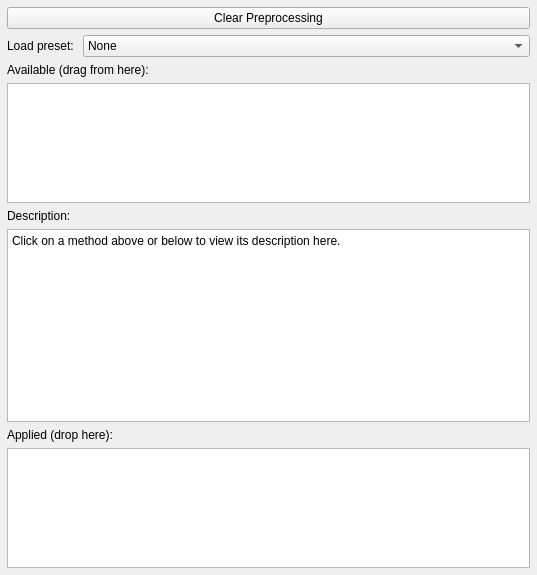
Old version of the form pyjibe/fd/tab_preprocess.ui in the repository AFM-analysis/PyJibe.
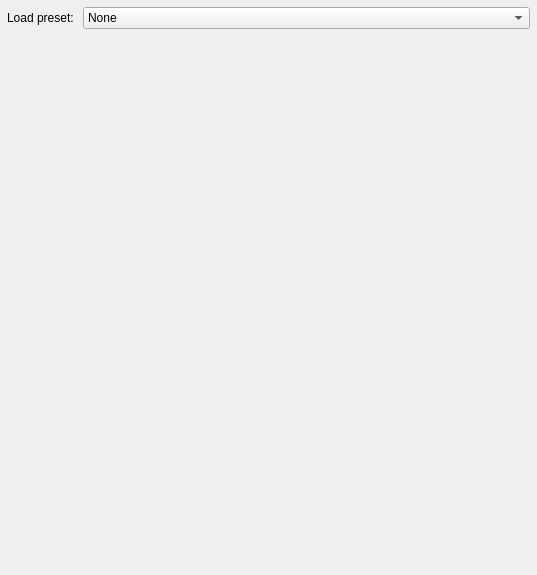
New version of the form.

Commit message: enh: simplify preprocessing

```diff
--- a/pyjibe/fd/tab_preprocess.ui
+++ b/pyjibe/fd/tab_preprocess.ui
@@ -65,13 +65,6 @@
        <property name="bottomMargin">
         <number>7</number>
        </property>
-       <item>
-        <widget class="QPushButton" name="btn_clear_preproc">
-         <property name="text">
-          <string>Clear Preprocessing</string>
-         </property>
-        </widget>
-       </item>
        <item>
         <layout class="QGridLayout" name="gridLayout">
          <property name="sizeConstraint">
@@ -108,111 +101,14 @@
         </layout>
        </item>
        <item>
-        <widget class="QLabel" name="label_9">
-         <property name="text">
-          <string>Available (drag from here):</string>
-         </property>
-        </widget>
-       </item>
-       <item>
-        <widget class="QListWidget" name="list_preproc_available">
+        <widget class="QWidget" name="widget_preproc_area" native="true">
          <property name="sizePolicy">
-          <sizepolicy hsizetype="Expanding" vsizetype="Minimum">
+          <sizepolicy hsizetype="Preferred" vsizetype="Expanding">
            <horstretch>0</horstretch>
            <verstretch>0</verstretch>
           </sizepolicy>
          </property>
-         <property name="minimumSize">
-          <size>
-           <width>0</width>
-           <height>75</height>
-          </size>
-         </property>
-         <property name="maximumSize">
-          <size>
-           <width>16777215</width>
-           <height>120</height>
-          </size>
-         </property>
-         <property name="dragEnabled">
-          <bool>true</bool>
-         </property>
-         <property name="dragDropMode">
-          <enum>QAbstractItemView::DragOnly</enum>
-         </property>
-        </widget>
-       </item>
-       <item>
-        <widget class="QLabel" name="label_8">
-         <property name="text">
-          <string>Description:</string>
-         </property>
-        </widget>
-       </item>
-       <item>
-        <widget class="QPlainTextEdit" name="text_preprocessing">
-         <property name="enabled">
-          <bool>true</bool>
-         </property>
-         <property name="sizePolicy">
-          <sizepolicy hsizetype="Expanding" vsizetype="Expanding">
-           <horstretch>0</horstretch>
-           <verstretch>0</verstretch>
-          </sizepolicy>
-         </property>
-         <property name="minimumSize">
-          <size>
-           <width>0</width>
-           <height>100</height>
-          </size>
-         </property>
-         <property name="maximumSize">
-          <size>
-           <width>16777215</width>
-           <height>900</height>
-          </size>
-         </property>
-         <property name="readOnly">
-          <bool>true</bool>
-         </property>
-         <property name="plainText">
-          <string>Click on a method above or below to view its description here.</string>
-         </property>
-        </widget>
-       </item>
-       <item>
-        <widget class="QLabel" name="label_10">
-         <property name="text">
-          <string>Applied (drop here):</string>
-         </property>
-        </widget>
-       </item>
-       <item>
-        <widget class="QListWidget" name="list_preproc_applied">
-         <property name="sizePolicy">
-          <sizepolicy hsizetype="Expanding" vsizetype="Minimum">
-           <horstretch>0</horstretch>
-           <verstretch>0</verstretch>
-          </sizepolicy>
-         </property>
-         <property name="minimumSize">
-          <size>
-           <width>0</width>
-           <height>75</height>
-          </size>
-         </property>
-         <property name="maximumSize">
-          <size>
-           <width>16777215</width>
-           <height>120</height>
-          </size>
-         </property>
-         <property name="dragEnabled">
-          <bool>true</bool>
-         </property>
-         <property name="dragDropMode">
-          <enum>QAbstractItemView::DropOnly</enum>
-         </property>
+         <layout class="QVBoxLayout" name="layout_preproc_area"/>
         </widget>
        </item>
       </layout>
```
Left out of the diff: 19 changed lines with no effect on the pictures. The commit also changes 3 other files.
